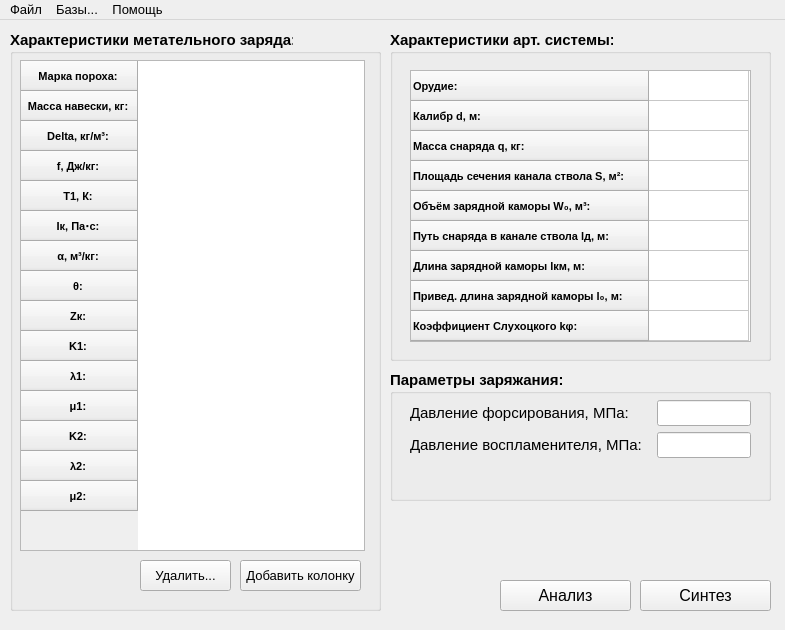
This is GUI/MainWindow/init.ui in sabbraxcaddabra/IntBalOptimization as Qt 5 draws it before an edit. The edited form follows.
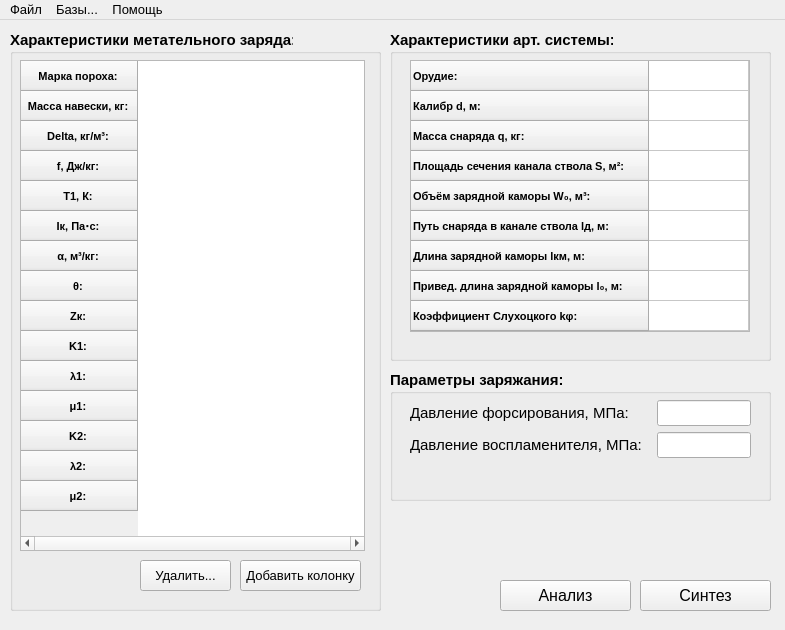
This is the edited form.

```diff
--- a/GUI/MainWindow/init.ui
+++ b/GUI/MainWindow/init.ui
@@ -105,6 +105,18 @@
        <height>491</height>
       </rect>
      </property>
+     <property name="minimumSize">
+      <size>
+       <width>345</width>
+       <height>491</height>
+      </size>
+     </property>
+     <property name="maximumSize">
+      <size>
+       <width>345</width>
+       <height>491</height>
+      </size>
+     </property>
      <property name="font">
       <font>
        <pointsize>8</pointsize>
@@ -115,6 +127,12 @@
      <property name="focusPolicy">
       <enum>Qt::NoFocus</enum>
      </property>
+     <property name="verticalScrollBarPolicy">
+      <enum>Qt::ScrollBarAlwaysOff</enum>
+     </property>
+     <property name="horizontalScrollBarPolicy">
+      <enum>Qt::ScrollBarAlwaysOn</enum>
+     </property>
      <property name="autoScrollMargin">
       <number>10</number>
      </property>
@@ -124,6 +142,12 @@
      <property name="textElideMode">
       <enum>Qt::ElideRight</enum>
      </property>
+     <attribute name="horizontalHeaderVisible">
+      <bool>true</bool>
+     </attribute>
+     <attribute name="verticalHeaderMinimumSectionSize">
+      <number>30</number>
+     </attribute>
      <row>
       <property name="text">
        <string>Марка пороха: </string>
@@ -399,11 +423,23 @@
      <property name="geometry">
       <rect>
        <x>20</x>
-       <y>40</y>
-       <width>341</width>
+       <y>30</y>
+       <width>340</width>
        <height>272</height>
       </rect>
      </property>
+     <property name="minimumSize">
+      <size>
+       <width>340</width>
+       <height>272</height>
+      </size>
+     </property>
+     <property name="maximumSize">
+      <size>
+       <width>340</width>
+       <height>272</height>
+      </size>
+     </property>
      <property name="font">
       <font>
        <pointsize>8</pointsize>
@@ -417,15 +453,30 @@
      <property name="inputMethodHints">
       <set>Qt::ImhNone</set>
      </property>
+     <property name="verticalScrollBarPolicy">
+      <enum>Qt::ScrollBarAsNeeded</enum>
+     </property>
      <property name="autoScrollMargin">
       <number>10</number>
      </property>
      <attribute name="horizontalHeaderVisible">
       <bool>false</bool>
      </attribute>
+     <attribute name="horizontalHeaderDefaultSectionSize">
+      <number>100</number>
+     </attribute>
+     <attribute name="horizontalHeaderMinimumSectionSize">
+      <number>30</number>
+     </attribute>
      <attribute name="verticalHeaderVisible">
       <bool>true</bool>
      </attribute>
+     <attribute name="verticalHeaderDefaultSectionSize">
+      <number>30</number>
+     </attribute>
+     <attribute name="verticalHeaderMinimumSectionSize">
+      <number>30</number>
+     </attribute>
      <row>
       <property name="text">
        <string>Орудие:</string>
@@ -537,6 +588,9 @@
       <property name="textAlignment">
        <set>AlignCenter</set>
       </property>
+      <property name="flags">
+       <set>ItemIsDragEnabled|ItemIsUserCheckable|ItemIsEnabled</set>
+      </property>
      </item>
      <item row="1" column="0">
       <property name="text">
@@ -545,6 +599,9 @@
       <property name="textAlignment">
        <set>AlignCenter</set>
       </property>
+      <property name="flags">
+       <set>ItemIsDragEnabled|ItemIsUserCheckable|ItemIsEnabled</set>
+      </property>
      </item>
      <item row="2" column="0">
       <property name="text">
@@ -553,6 +610,9 @@
       <property name="textAlignment">
        <set>AlignCenter</set>
       </property>
+      <property name="flags">
+       <set>ItemIsDragEnabled|ItemIsUserCheckable|ItemIsEnabled</set>
+      </property>
      </item>
      <item row="3" column="0">
       <property name="text">
```
Left out of the diff: 3 changed lines with no effect on the pictures.
